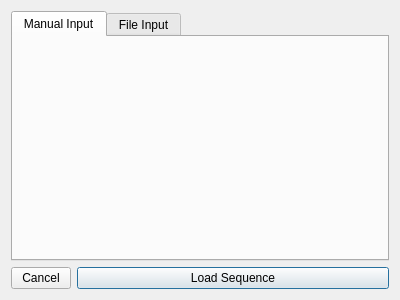
NATuG3/NATuG3, file ui/dialogs/sequence_editor/sequence_editor.ui: the form before one commit.
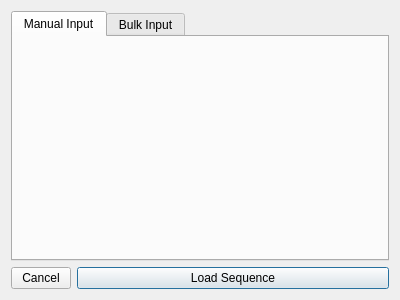
The form after the commit.

The edit to the form file:
```diff
--- a/ui/dialogs/sequence_editor/sequence_editor.ui
+++ b/ui/dialogs/sequence_editor/sequence_editor.ui
@@ -32,7 +32,7 @@
      </widget>
      <widget class="QWidget" name="file_input_tab">
       <attribute name="title">
-       <string>File Input</string>
+       <string>Bulk Input</string>
       </attribute>
      </widget>
     </widget>
```
Left out of the diff: 2 changed lines with no effect on the pictures.
